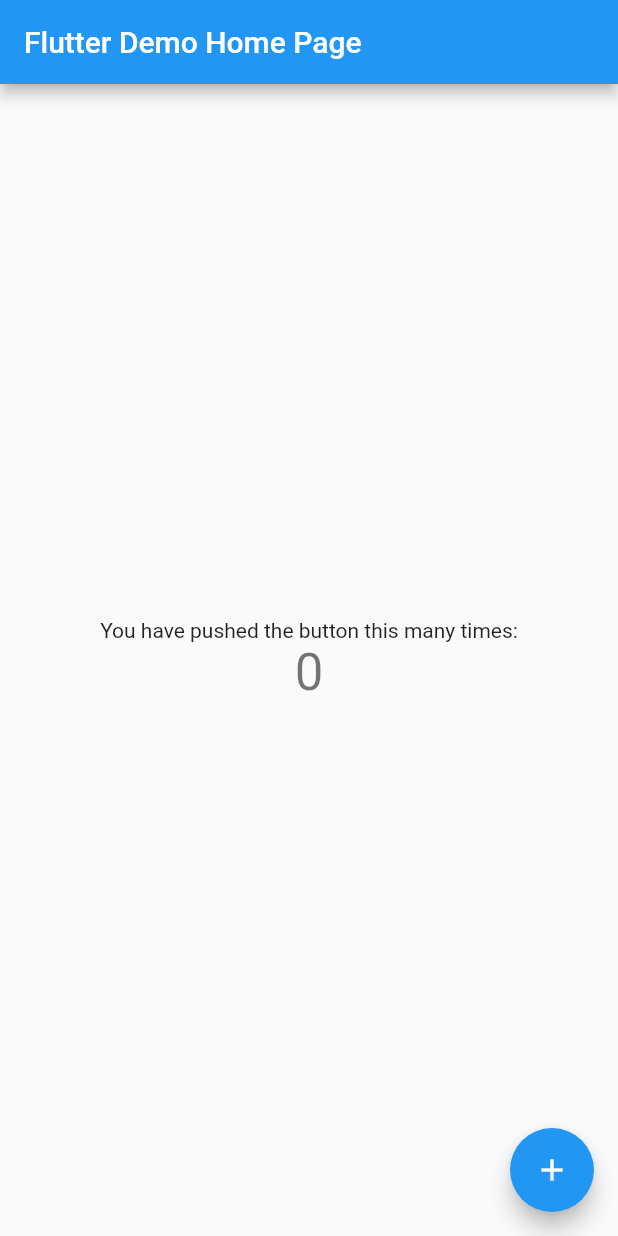
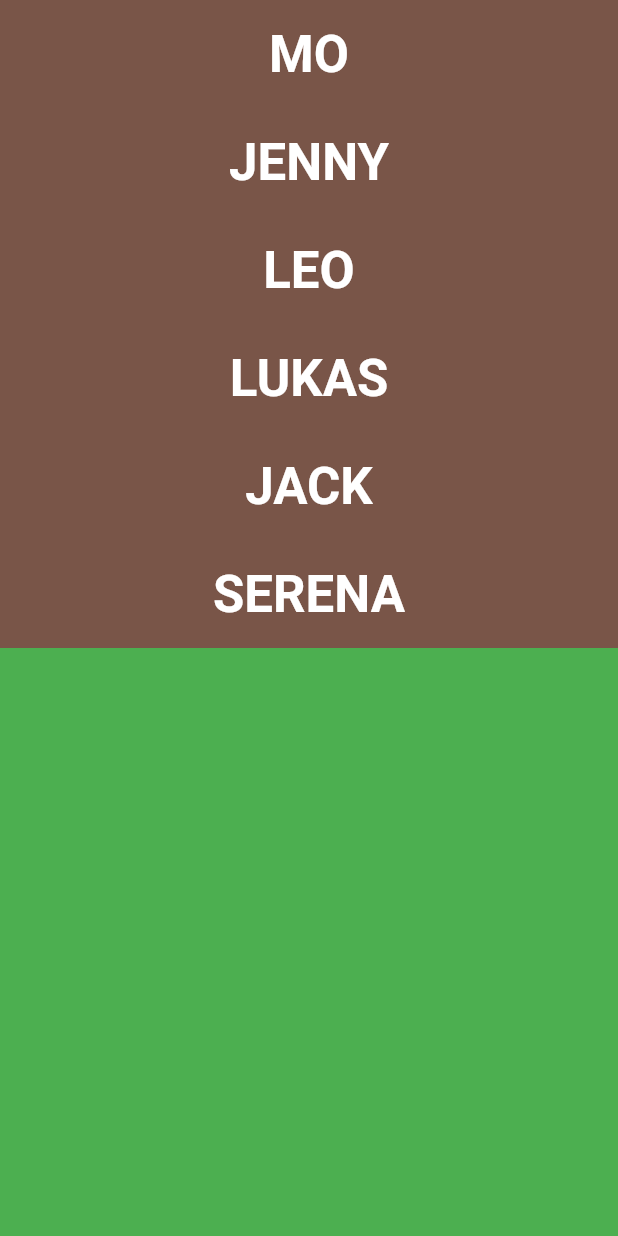
Before and after one commit to pszklarska/workshops_flutter_firebase, a Flutter app: the screen it shows after launch, on a phone screen of 412 x 824 dp. Run offline on Flutter 3.47's test engine with Material 2 defaults, Android fonts, the phone set to English and light mode, and no system bars.

Commit message:
Step 1 - added UI for list with dummy data

```diff
--- a/lib/main.dart
+++ b/lib/main.dart
@@ -1,111 +1,49 @@
+import 'dart:math';
+
 import 'package:flutter/material.dart';
 
-void main() => runApp(MyApp());
+void main() => runApp(App());
 
-class MyApp extends StatelessWidget {
-  // This widget is the root of your application.
+class App extends StatelessWidget {
+  final List<String> names = ['Mo', 'Jenny', 'Leo', 'Lukas', 'Jack', 'Serena'];
+
   @override
   Widget build(BuildContext context) {
     return MaterialApp(
-      title: 'Flutter Demo',
-      theme: ThemeData(
-        // This is the theme of your application.
-        //
-        // Try running your application with "flutter run". You'll see the
-        // application has a blue toolbar. Then, without quitting the app, try
-        // changing the primarySwatch below to Colors.green and then invoke
-        // "hot reload" (press "r" in the console where you ran "flutter run",
-        // or simply save your changes to "hot reload" in a Flutter IDE).
-        // Notice that the counter didn't reset back to zero; the application
-        // is not restarted.
-        primarySwatch: Colors.blue,
+      home: Scaffold(
+        backgroundColor: Colors.green,
+        body: ListView.builder(
+          itemCount: names.length,
+          itemBuilder: (context, position) {
+            return ListItem(names[position]);
+          },
+        ),
       ),
-      home: MyHomePage(title: 'Flutter Demo Home Page'),
     );
   }
 }
 
-class MyHomePage extends StatefulWidget {
-  MyHomePage({Key key, this.title}) : super(key: key);
+class ListItem extends StatelessWidget {
+  final String name;
 
-  // This widget is the home page of your application. It is stateful, meaning
-  // that it has a State object (defined below) that contains fields that affect
-  // how it looks.
-
-  // This class is the configuration for the state. It holds the values (in this
-  // case the title) provided by the parent (in this case the App widget) and
-  // used by the build method of the State. Fields in a Widget subclass are
-  // always marked "final".
-
-  final String title;
-
-  @override
-  _MyHomePageState createState() => _MyHomePageState();
-}
-
-class _MyHomePageState extends State<MyHomePage> {
-  int _counter = 0;
-
-  void _incrementCounter() {
-    setState(() {
-      // This call to setState tells the Flutter framework that something has
-      // changed in this State, which causes it to rerun the build method below
-      // so that the display can reflect the updated values. If we changed
-      // _counter without calling setState(), then the build method would not be
-      // called again, and so nothing would appear to happen.
-      _counter++;
-    });
-  }
+  ListItem(this.name);
 
   @override
   Widget build(BuildContext context) {
-    // This method is rerun every time setState is called, for instance as done
-    // by the _incrementCounter method above.
-    //
-    // The Flutter framework has been optimized to make rerunning build methods
-    // fast, so that you can just rebuild anything that needs updating rather
-    // than having to individually change instances of widgets.
-    return Scaffold(
-      appBar: AppBar(
-        // Here we take the value from the MyHomePage object that was created by
-        // the App.build method, and use it to set our appbar title.
-        title: Text(widget.title),
-      ),
-      body: Center(
-        // Center is a layout widget. It takes a single child and positions it
-        // in the middle of the parent.
-        child: Column(
-          // Column is also a layout widget. It takes a list of children and
-          // arranges them vertically. By default, it sizes itself to fit its
-          // children horizontally, and tries to be as tall as its parent.
-          //
-          // Invoke "debug painting" (press "p" in the console, choose the
-          // "Toggle Debug Paint" action from the Flutter Inspector in Android
-          // Studio, or the "Toggle Debug Paint" command in Visual Studio Code)
-          // to see the wireframe for each widget.
-          //
-          // Column has various properties to control how it sizes itself and
-          // how it positions its children. Here we use mainAxisAlignment to
-          // center the children vertically; the main axis here is the vertical
-          // axis because Columns are vertical (the cross axis would be
-          // horizontal).
-          mainAxisAlignment: MainAxisAlignment.center,
-          children: <Widget>[
-            Text(
-              'You have pushed the button this many times:',
-            ),
-            Text(
-              '$_counter',
-              style: Theme.of(context).textTheme.display1,
-            ),
-          ],
+    return Container(
+      color: Colors.primaries[Random().nextInt(Colors.primaries.length)],
+      child: Padding(
+        padding: const EdgeInsets.all(16.0),
+        child: Text(
+          name.toUpperCase(),
+          style: TextStyle(
+            color: Colors.white,
+            fontSize: 34.0,
+            fontWeight: FontWeight.bold,
+          ),
+          textAlign: TextAlign.center,
         ),
       ),
-      floatingActionButton: FloatingActionButton(
-        onPressed: _incrementCounter,
-        tooltip: 'Increment',
-        child: Icon(Icons.add),
-      ), // This trailing comma makes auto-formatting nicer for build methods.
     );
   }
 }
```
